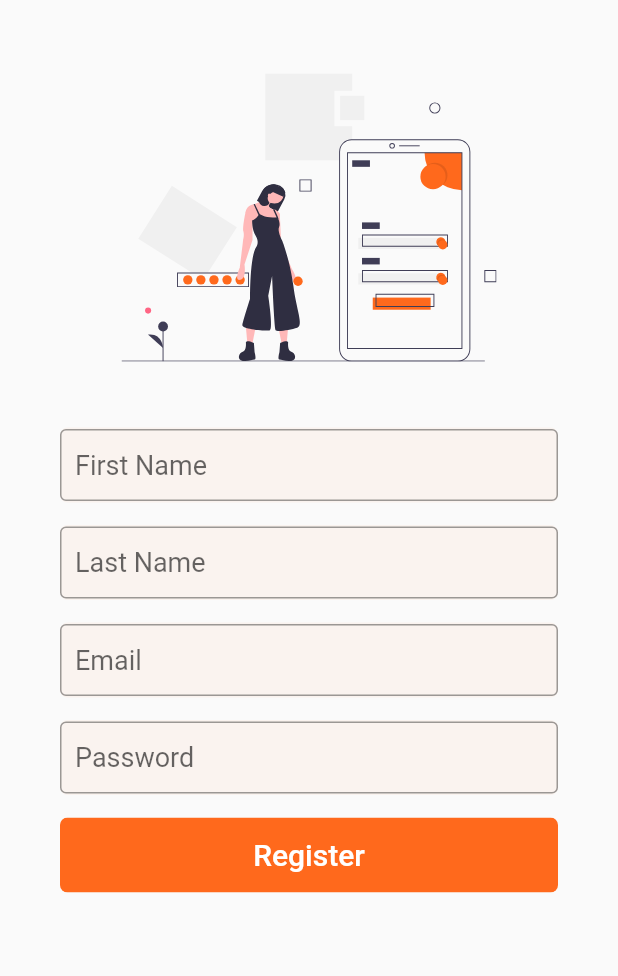
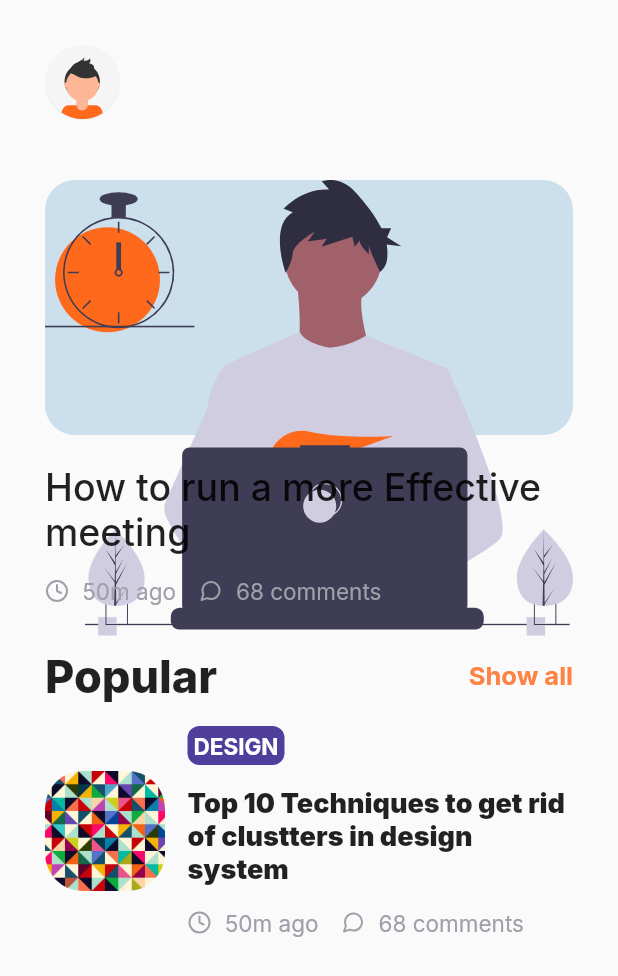
Before and after one commit to kannel-outis/blogApp, a Flutter app: the screen it shows after launch, on a phone screen of 412 x 824 dp. Shown: the top 976 px of the screen. Run offline on Flutter 3.47's test engine with Material 2 defaults, Android fonts, the light colour scheme and no system bars; our stand-ins replace flutter_icons, flutter_svg, google_fonts.

Commit message:
home_blog_page

```diff
--- a/lib/main.dart
+++ b/lib/main.dart
@@ -1,5 +1,7 @@
+import 'package:blog_app/ui/pages/blog_home.dart';
 import 'package:blog_app/ui/pages/registration.dart';
 import 'package:flutter/material.dart';
+import 'package:google_fonts/google_fonts.dart';
 
 void main() {
   runApp(MyApp());
@@ -12,9 +14,9 @@ class MyApp extends StatelessWidget {
     return MaterialApp(
       title: 'Flutter Demo',
       theme: ThemeData(
-        primaryColor: Color(0xFFFF691C),
-      ),
-      home: RegistrationScreen(),
+          primaryColor: Color(0xFFFF691C),
+          fontFamily: GoogleFonts.inter().fontFamily),
+      home: BlogHomeScreen(),
     );
   }
 }
--- /dev/null
+++ b/lib/ui/pages/blog_home.dart
@@ -0,0 +1,219 @@
+import 'package:flutter/material.dart';
+import 'package:flutter_icons/flutter_icons.dart';
+import 'package:flutter_svg/svg.dart';
+
+class BlogHomeScreen extends StatefulWidget {
+  @override
+  _BlogHomeScreenState createState() => _BlogHomeScreenState();
+}
+
+class _BlogHomeScreenState extends State<BlogHomeScreen> {
+  @override
+  Widget build(BuildContext context) {
+    return Scaffold(
+      body: Padding(
+        padding: const EdgeInsets.symmetric(horizontal: 30.0, vertical: 30),
+        child: Column(
+          children: [
+            Row(
+              mainAxisAlignment: MainAxisAlignment.start,
+              children: [
+                Container(
+                  height: 50,
+                  width: 50,
+                  decoration: BoxDecoration(
+                    // color: Colors.black,
+                    borderRadius: BorderRadius.circular(50),
+                  ),
+                  child: SvgPicture.asset('assets/profile_pic.svg'),
+                )
+              ],
+            ),
+            SizedBox(height: 40),
+            Container(
+              height: 170,
+              width: double.infinity,
+              decoration: BoxDecoration(
+                color: Color(0xFFccdfec),
+                borderRadius: BorderRadius.circular(20),
+              ),
+              child: FittedBox(
+                alignment: Alignment.topCenter,
+                fit: BoxFit.fitWidth,
+                child: SvgPicture.asset('assets/dev_productivity.svg'),
+              ),
+            ),
+            SizedBox(height: 20),
+            Container(
+              child: Text(
+                'How to run a more Effective meeting',
+                style: TextStyle(fontSize: 25, fontWeight: FontWeight.w500),
+              ),
+            ),
+            SizedBox(height: 15),
+            Row(
+              mainAxisAlignment: MainAxisAlignment.start,
+              children: [
+                Container(
+                  child: Row(
+                    mainAxisAlignment: MainAxisAlignment.spaceBetween,
+                    children: [
+                      Icon(
+                        Feather.clock,
+                        size: 16,
+                        color: Color(0xff9fa0a9),
+                      ),
+                      SizedBox(width: 9),
+                      Text(
+                        '50m ago',
+                        style:
+                            TextStyle(color: Color(0xff9fa0a9), fontSize: 15),
+                      )
+                    ],
+                  ),
+                ),
+                SizedBox(width: 15),
+                Container(
+                  child: Row(
+                    mainAxisAlignment: MainAxisAlignment.spaceBetween,
+                    children: [
+                      Icon(
+                        Feather.message_circle,
+                        size: 16,
+                        color: Color(0xff9fa0a9),
+                      ),
+                      SizedBox(width: 9),
+                      Text(
+                        '68 comments',
+                        style:
+                            TextStyle(color: Color(0xff9fa0a9), fontSize: 15),
+                      )
+                    ],
+                  ),
+                )
+              ],
+            ),
+            SizedBox(height: 30),
+            Container(
+              child: Row(
+                mainAxisAlignment: MainAxisAlignment.spaceBetween,
+                children: [
+                  Text(
+                    'Popular',
+                    style: TextStyle(fontSize: 30, fontWeight: FontWeight.w800),
+                  ),
+                  Text(
+                    'Show all',
+                    style: TextStyle(
+                      color: Color(0xfffd8243),
+                      fontSize: 17,
+                      fontWeight: FontWeight.w700,
+                    ),
+                  ),
+                ],
+              ),
+            ),
+            //
+            SizedBox(height: 15),
+            Container(
+              // color: Colors.pink,
+              child: Row(
+                children: [
+                  ClipRRect(
+                    borderRadius: BorderRadius.circular(25),
+                    child: Container(
+                      height: 80,
+                      width: 80,
+                      // decoration: BoxDecoration(),
+                      // color: Colors.black,
+                      child:
+                          Image.asset('assets/design.jpg', fit: BoxFit.cover),
+                    ),
+                  ),
+                  SizedBox(width: 15),
+                  Expanded(
+                    child: Column(
+                      // mainAxisAlignment: MainAxisAlignment.spaceBetween,
+                      children: [
+                        Row(
+                          children: [
+                            Container(
+                              decoration: BoxDecoration(
+                                color: Color(0xff503e9d),
+                                borderRadius: BorderRadius.circular(8),
+                              ),
+                              padding: EdgeInsets.all(4),
+                              child: Text(
+                                'DESIGN',
+                                style: TextStyle(
+                                  color: Colors.white,
+                                  fontSize: 15,
+                                  fontWeight: FontWeight.bold,
+                                ),
+                              ),
+                            ),
+                          ],
+                        ),
+                        SizedBox(height: 15),
+                        Text(
+                          'Top 10 Techniques to get rid of clustters in design system',
+                          style: TextStyle(
+                              fontSize: 18, fontWeight: FontWeight.w900),
+                        ),
+                        SizedBox(height: 15),
+                        Row(
+                          mainAxisAlignment: MainAxisAlignment.start,
+                          children: [
+                            Container(
+                              child: Row(
+                                mainAxisAlignment:
+                                    MainAxisAlignment.spaceBetween,
+                                children: [
+                                  Icon(
+                                    Feather.clock,
+                                    size: 16,
+                                    color: Color(0xff9fa0a9),
+                                  ),
+                                  SizedBox(width: 9),
+                                  Text(
+                                    '50m ago',
+                                    style: TextStyle(
+                                        color: Color(0xff9fa0a9), fontSize: 15),
+                                  )
+                                ],
+                              ),
+                            ),
+                            SizedBox(width: 15),
+                            Container(
+                              child: Row(
+                                mainAxisAlignment:
+                                    MainAxisAlignment.spaceBetween,
+                                children: [
+                                  Icon(
+                                    Feather.message_circle,
+                                    size: 16,
+                                    color: Color(0xff9fa0a9),
+                                  ),
+                                  SizedBox(width: 9),
+                                  Text(
+                                    '68 comments',
+                                    style: TextStyle(
+                                        color: Color(0xff9fa0a9), fontSize: 15),
+                                  )
+                                ],
+                              ),
+                            )
+                          ],
+                        )
+                      ],
+                    ),
+                  )
+                ],
+              ),
+            ),
+          ],
+        ),
+      ),
+    );
+  }
+}
--- a/pubspec.yaml
+++ b/pubspec.yaml
@@ -28,6 +28,8 @@ dependencies:
   # Use with the CupertinoIcons class for iOS style icons.
   cupertino_icons: ^1.0.0
   flutter_svg: ^0.19.1
+  google_fonts: ^1.1.1
+  flutter_icons: ^1.1.0
 
 dev_dependencies:
   flutter_test:
```
Also changed, not shown: assets/design.jpg (added), assets/dev_prod.png (added), assets/dev_productivity.svg (added), assets/mashup.jpg (added), assets/profile_pic.svg (added), pubspec.lock.
